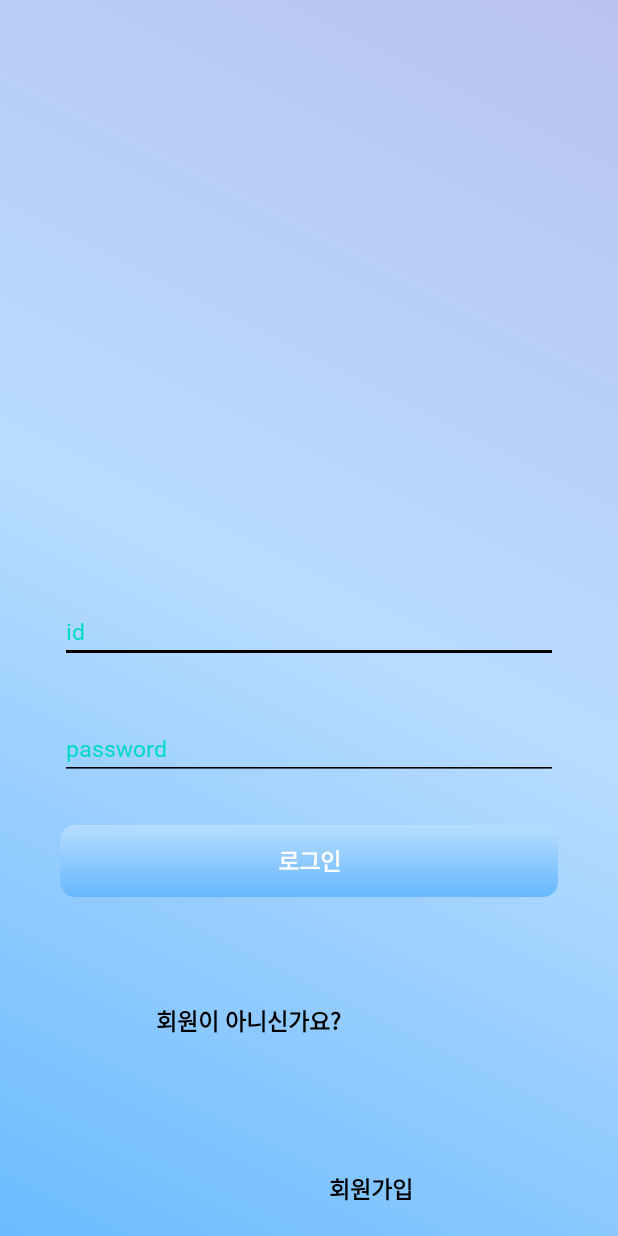
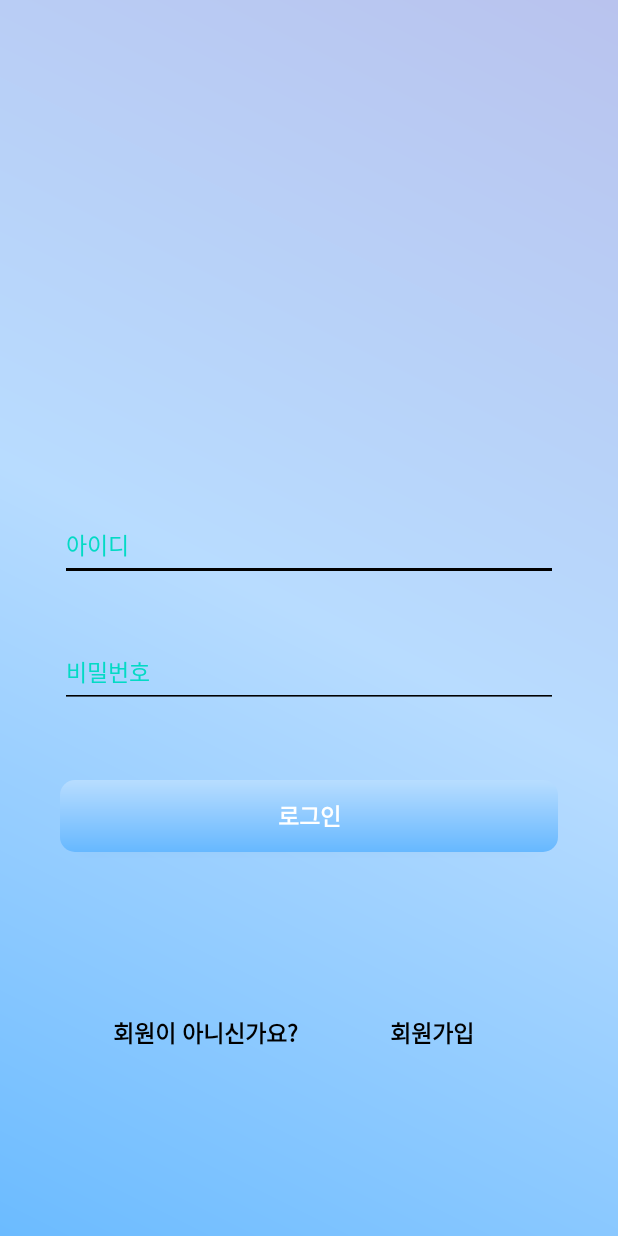
Before and after one commit to 0dahye0/HowMuch, an Android app: the layout activity_login.xml on its own in the app's theme, with its tools: preview values and no code run, on a phone screen of 412 x 824 dp. Run offline under Robolectric (Android 15) with nearby library versions, the phone set to English and light mode, and no system bars.

Commit message:
뭐가문제죠

```diff
--- a/app/src/main/res/layout/activity_login.xml
+++ b/app/src/main/res/layout/activity_login.xml
@@ -11,58 +11,60 @@
         android:layout_width="match_parent"
         android:layout_height="wrap_content"
         android:layout_marginStart="40dp"
+        android:layout_marginTop="344dp"
         android:layout_marginEnd="40dp"
-        android:layout_marginLeft="40dp"
-        android:layout_marginTop="400dp"
+        android:layout_marginBottom="42dp"
+        android:backgroundTint="@color/black"
+        android:fontFamily="@font/font_regular"
+        android:hint="아이디"
+        android:minHeight="48dp"
         android:textColor="@color/black"
+
+        android:textColorHint="@color/teal_200"
         android:textSize="15sp"
-        android:hint="id"
+        app:layout_constraintBottom_toTopOf="@+id/login_password_enroll_tv"
+        app:layout_constraintEnd_toEndOf="parent"
+        app:layout_constraintHorizontal_bias="0.0"
+        app:layout_constraintStart_toStartOf="parent"
+        app:layout_constraintTop_toTopOf="parent" />
+
+    <androidx.appcompat.widget.AppCompatButton
+        android:id="@+id/login_button"
+        android:layout_width="match_parent"
+        android:layout_height="wrap_content"
+        android:layout_marginStart="40dp"
+        android:layout_marginTop="48dp"
+        android:layout_marginEnd="40dp"
+        android:background="@drawable/watering_button_blue"
         android:fontFamily="@font/font_regular"
-        android:textColorHint="@color/teal_200"
-        android:backgroundTint="@color/black"
-
-        app:layout_constraintTop_toTopOf="parent"
+        android:text="로그인"
+        android:textColor="@color/white"
+        android:textSize="15sp"
+        android:textStyle="bold"
+        app:layout_constraintEnd_toEndOf="parent"
+        app:layout_constraintHorizontal_bias="1.0"
         app:layout_constraintStart_toStartOf="parent"
-        app:layout_constraintEnd_toEndOf="parent"
-        />
+        app:layout_constraintTop_toBottomOf="@id/login_password_enroll_tv" />
 
     <EditText
         android:id="@+id/login_password_enroll_tv"
         android:layout_width="match_parent"
         android:layout_height="wrap_content"
         android:layout_marginStart="40dp"
+        android:layout_marginTop="424dp"
         android:layout_marginEnd="40dp"
-        android:layout_marginLeft="41dp"
-        android:layout_marginTop="478dp"
+        android:backgroundTint="@color/black"
+        android:fontFamily="@font/font_regular"
+        android:hint="비밀번호"
+        android:inputType="textPassword"
+        android:minHeight="48dp"
         android:textColor="@color/black"
+        android:textColorHint="@color/teal_200"
         android:textSize="15sp"
-        android:hint="password"
-        android:fontFamily="@font/font_regular"
-        android:textColorHint="@color/teal_200"
-        android:backgroundTint="@color/black"
-        android:inputType="textPassword"
-        app:layout_constraintTop_toTopOf="parent"
+        app:layout_constraintEnd_toEndOf="parent"
+        app:layout_constraintHorizontal_bias="0.0"
         app:layout_constraintStart_toStartOf="parent"
-        app:layout_constraintEnd_toEndOf="parent"
-        />
-
-    <androidx.appcompat.widget.AppCompatButton
-        android:id="@+id/login_button"
-        android:layout_width="match_parent"
-        android:layout_height="wrap_content"
-        android:layout_marginStart="40dp"
-        android:layout_marginEnd="40dp"
-        android:layout_marginBottom="400dp"
-        android:text="로그인"
-        android:textSize="15sp"
-        android:textStyle="bold"
-        android:textColor="@color/white"
-        android:fontFamily="@font/font_regular"
-        android:layout_marginTop="30dp"
-        android:background="@drawable/watering_button_blue"
-        app:layout_constraintStart_toStartOf="parent"
-        app:layout_constraintEnd_toEndOf="parent"
-        app:layout_constraintTop_toBottomOf="@id/login_password_enroll_tv"/>
+        app:layout_constraintTop_toTopOf="parent" />
 
 
     <TextView
@@ -71,16 +73,16 @@
         android:layout_height="wrap_content"
         android:layout_marginStart="75dp"
         android:layout_marginEnd="156dp"
-        android:layout_marginBottom="132dp"
-        android:layout_marginTop="647dp"
+        android:layout_marginBottom="124dp"
+        android:fontFamily="@font/font_regular"
         android:text="회원이 아니신가요?"
+        android:textColor="@color/black"
         android:textSize="15sp"
         android:textStyle="bold"
-        android:textColor="@color/black"
-        android:fontFamily="@font/font_regular"
-        app:layout_constraintStart_toStartOf="parent"
+        app:layout_constraintBottom_toBottomOf="parent"
         app:layout_constraintEnd_toEndOf="parent"
-        app:layout_constraintBottom_toBottomOf="parent"/>
+        app:layout_constraintHorizontal_bias="0.0"
+        app:layout_constraintStart_toStartOf="parent" />
 
     <TextView
         android:id="@+id/signup_btn"
@@ -88,17 +90,16 @@
         android:layout_height="wrap_content"
         android:layout_marginStart="20dp"
         android:layout_marginEnd="41dp"
-        android:layout_marginBottom="20dp"
+        android:layout_marginBottom="124dp"
+        android:fontFamily="@font/font_regular"
         android:text="회원가입"
+        android:textColor="@color/black"
         android:textSize="15sp"
-        android:textColor="@color/black"
         android:textStyle="bold"
-        android:fontFamily="@font/font_regular"
-        app:layout_constraintStart_toStartOf="@id/tv_signup"
+        app:layout_constraintBottom_toBottomOf="parent"
         app:layout_constraintEnd_toEndOf="parent"
-        app:layout_constraintBottom_toBottomOf="parent"/>
-
-
+        app:layout_constraintHorizontal_bias="0.752"
+        app:layout_constraintStart_toStartOf="@id/tv_signup" />
 
 
 </androidx.constraintlayout.widget.ConstraintLayout>
```
